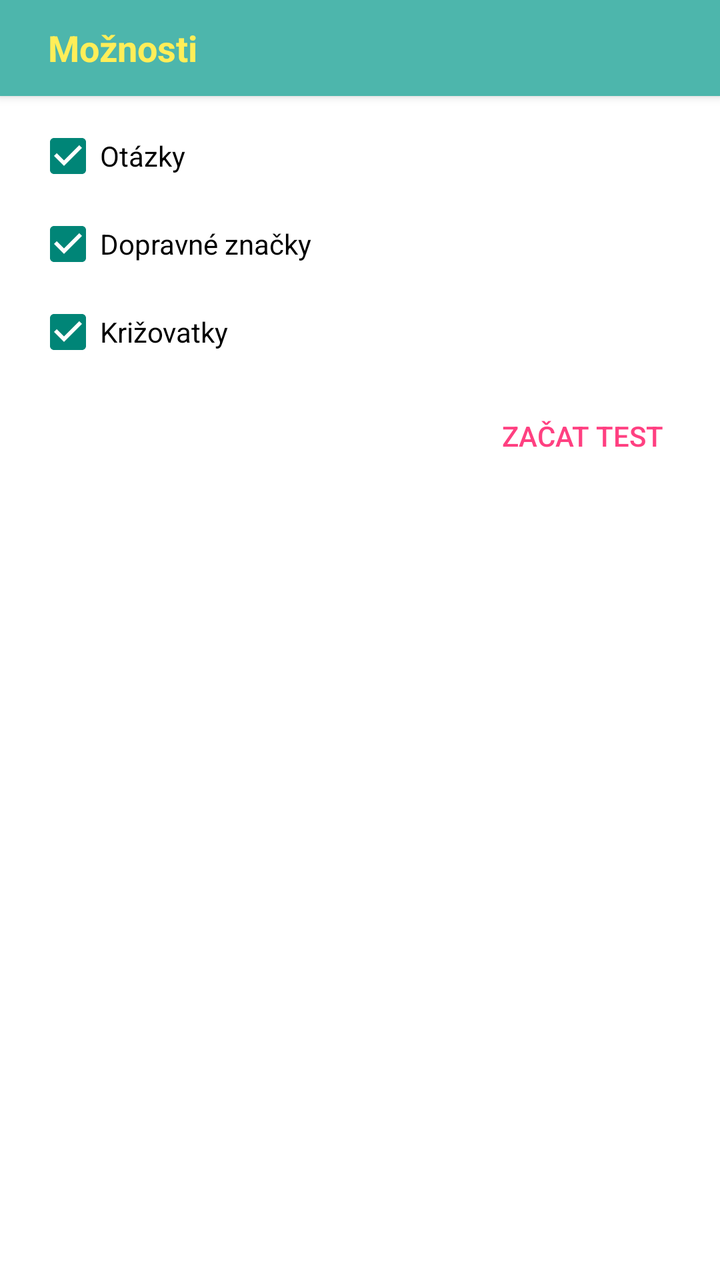
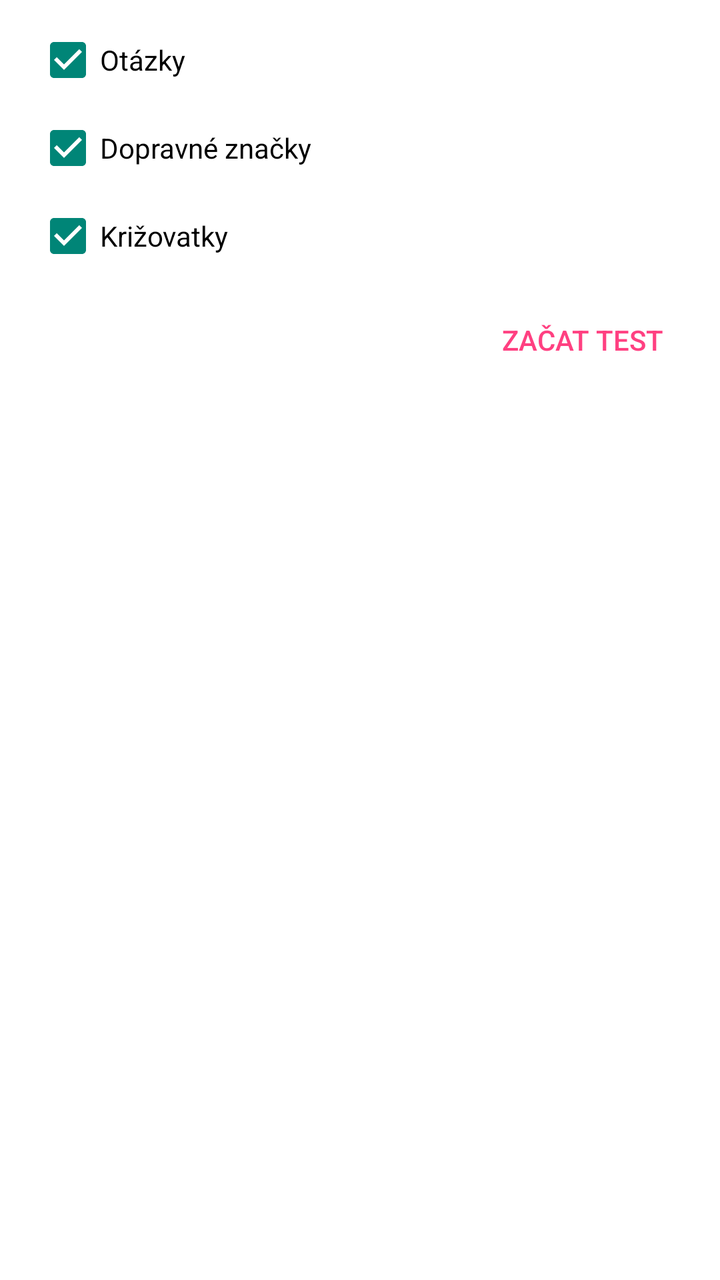

An Android layout rendered at two revisions. The XML below is the earlier revision; the diff shows what the commit changed to produce the second picture.
<!-- AndroidManifest.xml: application theme MyTheme.Light -->
<!-- res/layout/dialog_test_options.xml -->
<?xml version="1.0" encoding="utf-8"?>
<LinearLayout
    xmlns:android="http://schemas.android.com/apk/res/android"
    xmlns:tools="http://schemas.android.com/tools"
    android:layout_width="match_parent"
    android:layout_height="wrap_content"
    android:background="?attr/colorCardBackground"
    android:minWidth="256dp"
    android:orientation="vertical"
    tools:context=".MainActivityFragment">

    
    <FrameLayout
        android:layout_width="match_parent"
        android:layout_height="48dp"
        android:background="?attr/colorSecondary"
        android:elevation="3dp"
        android:gravity="center_vertical">

        
        <TextView
            android:id="@+id/title"
            android:layout_width="wrap_content"
            android:layout_height="match_parent"
            android:layout_marginLeft="24dp"
            android:layout_marginStart="24dp"
            android:gravity="center_vertical"
            android:text="@string/moznosti"
            android:textColor="#FFEE58"
            android:textSize="18sp"
            android:textStyle="bold"/>

    </FrameLayout>

    
    <LinearLayout
        android:layout_width="match_parent"
        android:layout_height="wrap_content"
        android:orientation="vertical"
        android:paddingLeft="12dp"
        android:paddingTop="8dp">

        
        <RelativeLayout
            android:id="@+id/questions"
            android:layout_width="wrap_content"
            android:layout_height="wrap_content">

            <CheckBox
                android:id="@+id/questions_checkbox"
                android:layout_width="wrap_content"
                android:layout_height="wrap_content"
                android:layout_gravity="center_vertical"
                android:layout_margin="6dp"
                android:checked="true"
                android:text="@string/otazky"/>

        </RelativeLayout>

        
        <RelativeLayout
            android:id="@+id/road_signs"
            android:layout_width="wrap_content"
            android:layout_height="wrap_content">

            <CheckBox
                android:id="@+id/road_signs_checkbox"
                android:layout_width="wrap_content"
                android:layout_height="wrap_content"
                android:layout_gravity="center_vertical"
                android:layout_margin="6dp"
                android:checked="true"
                android:text="@string/dopravne_znacky"/>

        </RelativeLayout>

        
        <RelativeLayout
            android:id="@+id/intersections"
            android:layout_width="wrap_content"
            android:layout_height="wrap_content">

            <CheckBox
                android:id="@+id/intersections_checkbox"
                android:layout_width="wrap_content"
                android:layout_height="wrap_content"
                android:layout_gravity="center_vertical"
                android:layout_margin="6dp"
                android:checked="true"
                android:text="@string/krizovatky"/>

        </RelativeLayout>

        <Button
            android:id="@+id/begin_test"
            style="?android:attr/borderlessButtonStyle"
            android:layout_width="wrap_content"
            android:layout_height="wrap_content"
            android:layout_gravity="right"
            android:layout_marginBottom="8dp"
            android:layout_marginEnd="16dp"
            android:layout_marginRight="16dp"
            android:layout_marginTop="6dp"
            android:gravity="center"
            android:text="@string/zacat_test"
            android:textColor="?attr/colorFlatButtons"/>

    </LinearLayout>

</LinearLayout>
<!-- resources referenced by this layout -->
<resources>
  <string name="dopravne_znacky">Dopravné značky</string>
  <string name="krizovatky">Križovatky</string>
  <string name="moznosti">Možnosti</string>
  <string name="otazky">Otázky</string>
  <string name="zacat_test">ZAČAT TEST</string>
  <style name="MyTheme.Light" parent="@style/Theme.AppCompat.Light.NoActionBar">
          
          
          <item name="colorPrimary">@color/colorPrimary</item>
          <item name="colorPrimaryDark">@color/colorPrimaryDark</item>
          <item name="colorSecondary">@color/colorSecondary</item>
          <item name="colorSecondaryDark">@color/colorSecondaryDark</item>
          <item name="colorTextTitle">@color/colorTextTitle</item>
          
          <item name="colorFlatButtons">@color/colorFlatButtons</item>
          <item name="colorFloatingActionButton">@color/colorFloatingActionButton</item>
          <item name="colorTabIndicator">@color/colorTabIndicator</item>
          <item name="colorCardBackground">@color/colorCardBackground</item>
          <item name="colorNavigationDrawerBackground">@color/colorNavigationDrawerBackground</item>
      </style>
  <color name="colorPrimary" type="color">#4285F4</color>
  <color name="colorPrimaryDark" type="color">#3367D6</color>
  <color name="colorSecondary" type="color">@color/deep_teal_300</color>
  <color name="colorSecondaryDark" type="color">@color/deep_teal_500</color>
  <color name="colorTextTitle" type="color">#FFEE58</color>
  <color name="colorFlatButtons" type="color">@color/pink_A200</color>
  <color name="colorFloatingActionButton" type="color">@color/amber_A700</color>
  <color name="colorTabIndicator" type="color">@color/amber_A700</color>
  <color name="colorCardBackground" type="color">#FFF</color>
  <color name="colorNavigationDrawerBackground" type="color">#FAFAFA</color>
  <color name="deep_teal_300" type="color">#4DB6AC</color>
  <color name="deep_teal_500" type="color">#009688</color>
  <color name="pink_A200" type="color">#FF4081</color>
  <color name="amber_A700" type="color">#FFAB00</color>
</resources>

<!-- the commit's change to res/layout/dialog_test_options.xml (unified diff, before → after) -->
@@ -10,27 +10,7 @@
     tools:context=".MainActivityFragment">
 
     
-    <FrameLayout
-        android:layout_width="match_parent"
-        android:layout_height="48dp"
-        android:background="?attr/colorSecondary"
-        android:elevation="3dp"
-        android:gravity="center_vertical">
-
-        
-        <TextView
-            android:id="@+id/title"
-            android:layout_width="wrap_content"
-            android:layout_height="match_parent"
-            android:layout_marginLeft="24dp"
-            android:layout_marginStart="24dp"
-            android:gravity="center_vertical"
-            android:text="@string/moznosti"
-            android:textColor="#FFEE58"
-            android:textSize="18sp"
-            android:textStyle="bold"/>
-
-    </FrameLayout>
+    
 
     
     <LinearLayout
@@ -38,6 +18,7 @@
         android:layout_height="wrap_content"
         android:orientation="vertical"
         android:paddingLeft="12dp"
+        android:paddingStart="12dp"
         android:paddingTop="8dp">
 
         
<!-- resource entries referenced after the edit -->
@@ -2,7 +2,6 @@
 <resources>
   <string name="dopravne_znacky">Dopravné značky</string>
   <string name="krizovatky">Križovatky</string>
-  <string name="moznosti">Možnosti</string>
   <string name="otazky">Otázky</string>
   <string name="zacat_test">ZAČAT TEST</string>
   <style name="MyTheme.Light" parent="@style/Theme.AppCompat.Light.NoActionBar">
